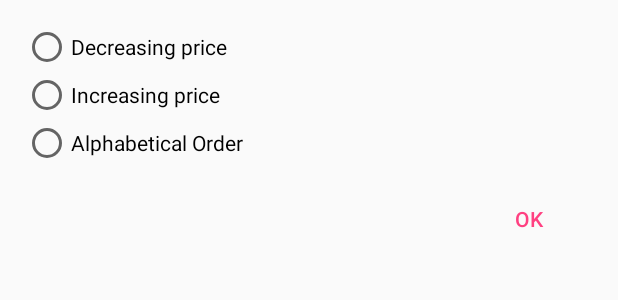
After one commit to riadrifai22/Cryptrack, an Android app: the layout filter_dialog.xml on its own in the app's theme, with its tools: preview values and no code run, on a phone screen of 412 x 824 dp. The commit adds this screen. Shown: the top 300 px of the screen. Run offline under Robolectric (Android 15) with nearby library versions, the phone set to English and light mode, and no system bars.

Commit message:
Add filter feature
Support filtering by: increasing price, decreasing price, alphebetical order

```diff
--- /dev/null
+++ b/app/src/main/res/layout/filter_dialog.xml
@@ -0,0 +1,45 @@
+<?xml version="1.0" encoding="utf-8"?>
+<LinearLayout
+    xmlns:android="http://schemas.android.com/apk/res/android"
+    android:orientation="vertical"
+    android:layout_width="match_parent"
+    android:layout_height="match_parent"
+    android:padding="10dp">
+
+    <RadioGroup
+        android:id="@+id/radioGroup_filters"
+        android:layout_width="match_parent"
+        android:layout_height="wrap_content"
+        android:layout_margin="5dp">
+
+
+        <RadioButton
+            android:id="@+id/radioButton_decreasing"
+            android:layout_width="wrap_content"
+            android:layout_height="wrap_content"
+            android:text="Decreasing price"/>
+
+        <RadioButton
+            android:id="@+id/radioButton_increasing"
+            android:text="Increasing price"
+            android:layout_width="wrap_content"
+            android:layout_height="wrap_content"/>
+
+        <RadioButton
+            android:id="@+id/radioButton_alphabetical"
+            android:text="Alphabetical Order"
+            android:layout_width="wrap_content"
+            android:layout_height="wrap_content"/>
+    </RadioGroup>
+
+    <Button
+        android:id="@+id/button_selectFilter"
+        android:layout_width="wrap_content"
+        android:layout_height="wrap_content"
+        android:layout_gravity="end"
+        android:layout_margin="5dp"
+        android:background="?attr/selectableItemBackground"
+        android:text="Ok"
+        android:textColor="@color/colorAccent"/>
+
+</LinearLayout>
--- a/app/src/main/res/menu/menu_main.xml
+++ b/app/src/main/res/menu/menu_main.xml
@@ -8,9 +8,9 @@
         app:actionViewClass="android.support.v7.widget.SearchView"
         app:showAsAction="always|collapseActionView"/>
 
-    <!--<item
+    <item
         android:id="@+id/item_filter"
         android:title="@string/filter"
         android:icon="@drawable/ic_filter"
-        app:showAsAction="always"/>-->
+        app:showAsAction="always"/>
 </menu>
```
Also changed, not shown: app/src/main/java/com/cryptotrack/MainActivity.kt (+69 -6 lines), app/src/main/java/com/cryptotrack/adapters/CryptoCurrenciesAdapter.kt (+19 -1 lines), app/src/main/java/com/cryptotrack/model/CryptoCurrency.kt (+23 -8 lines).
